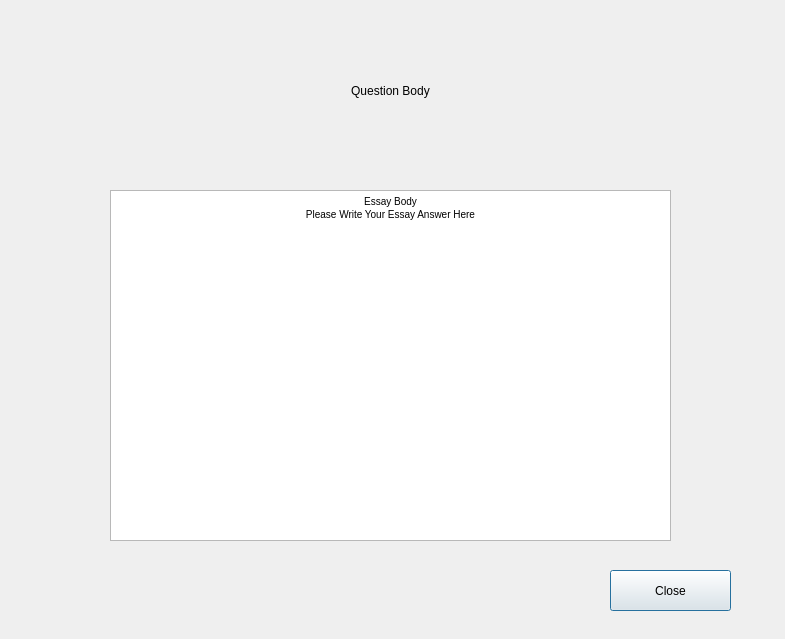
First picture: the form in GUI/EssayQuestionDialog.ui, repository applet199/OOPCourseWorkTwo, before the edit.
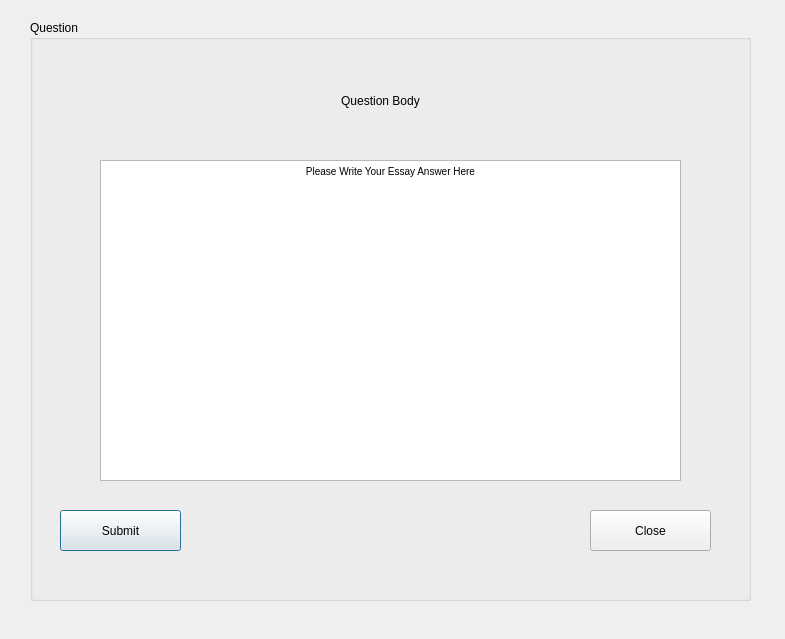
Second picture: the form after the edit.

Commit message: before implementing submit essay question method

The edit to the form file:
```diff
--- a/GUI/EssayQuestionDialog.ui
+++ b/GUI/EssayQuestionDialog.ui
@@ -13,13 +13,25 @@
   <property name="windowTitle">
    <string>Dialog</string>
   </property>
-  <widget class="QLabel" name="label">
+  <widget class="QGroupBox" name="groupBox">
    <property name="geometry">
     <rect>
-     <x>150</x>
+     <x>30</x>
      <y>20</y>
+     <width>721</width>
+     <height>581</height>
+    </rect>
+   </property>
+   <property name="title">
+    <string>Question</string>
+   </property>
+   <widget class="QLabel" name="label">
+    <property name="geometry">
+     <rect>
+      <x>110</x>
+      <y>30</y>
      <width>481</width>
-     <height>141</height>
+      <height>101</height>
     </rect>
    </property>
    <property name="text">
@@ -35,10 +47,10 @@
   <widget class="QTextEdit" name="textEdit">
    <property name="geometry">
     <rect>
-     <x>110</x>
-     <y>190</y>
-     <width>561</width>
-     <height>351</height>
+      <x>70</x>
+      <y>140</y>
+      <width>581</width>
+      <height>321</height>
     </rect>
    </property>
    <property name="html">
@@ -46,15 +58,27 @@
 &lt;html&gt;&lt;head&gt;&lt;meta name=&quot;qrichtext&quot; content=&quot;1&quot; /&gt;&lt;style type=&quot;text/css&quot;&gt;
 p, li { white-space: pre-wrap; }
 &lt;/style&gt;&lt;/head&gt;&lt;body style=&quot; font-family:'MS Shell Dlg 2'; font-size:7.8pt; font-weight:400; font-style:normal;&quot;&gt;
-&lt;p align=&quot;center&quot; style=&quot; margin-top:0px; margin-bottom:0px; margin-left:0px; margin-right:0px; -qt-block-indent:0; text-indent:0px;&quot;&gt;Essay Body&lt;/p&gt;
 &lt;p align=&quot;center&quot; style=&quot; margin-top:0px; margin-bottom:0px; margin-left:0px; margin-right:0px; -qt-block-indent:0; text-indent:0px;&quot;&gt;Please Write Your Essay Answer Here&lt;/p&gt;&lt;/body&gt;&lt;/html&gt;</string>
    </property>
   </widget>
+   <widget class="QPushButton" name="pushButton_2">
+    <property name="geometry">
+     <rect>
+      <x>30</x>
+      <y>490</y>
+      <width>121</width>
+      <height>41</height>
+     </rect>
+    </property>
+    <property name="text">
+     <string>Submit</string>
+    </property>
+   </widget>
   <widget class="QPushButton" name="pushButton">
    <property name="geometry">
     <rect>
-     <x>610</x>
-     <y>570</y>
+      <x>560</x>
+      <y>490</y>
      <width>121</width>
      <height>41</height>
     </rect>
@@ -62,6 +86,23 @@
    <property name="text">
     <string>Close</string>
    </property>
+   </widget>
+   <widget class="QLabel" name="label_2">
+    <property name="geometry">
+     <rect>
+      <x>280</x>
+      <y>490</y>
+      <width>161</width>
+      <height>41</height>
+     </rect>
+    </property>
+    <property name="text">
+     <string/>
+    </property>
+    <property name="alignment">
+     <set>Qt::AlignCenter</set>
+    </property>
+   </widget>
   </widget>
  </widget>
  <resources/>
```
Lines whose indentation alone changed are shown as unchanged. The commit also changes 11 other files.
